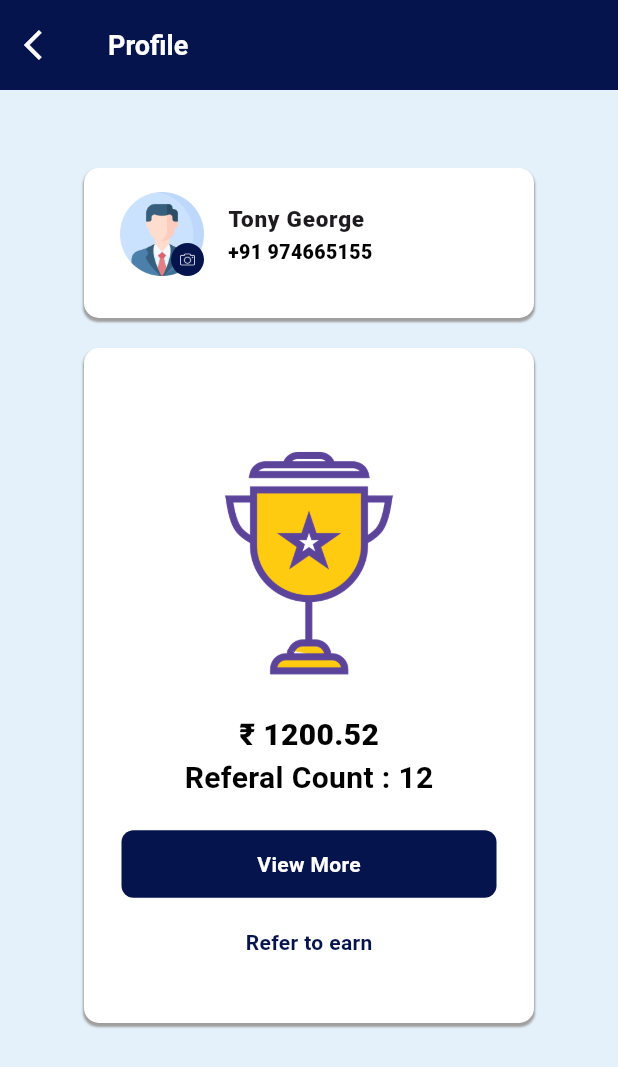
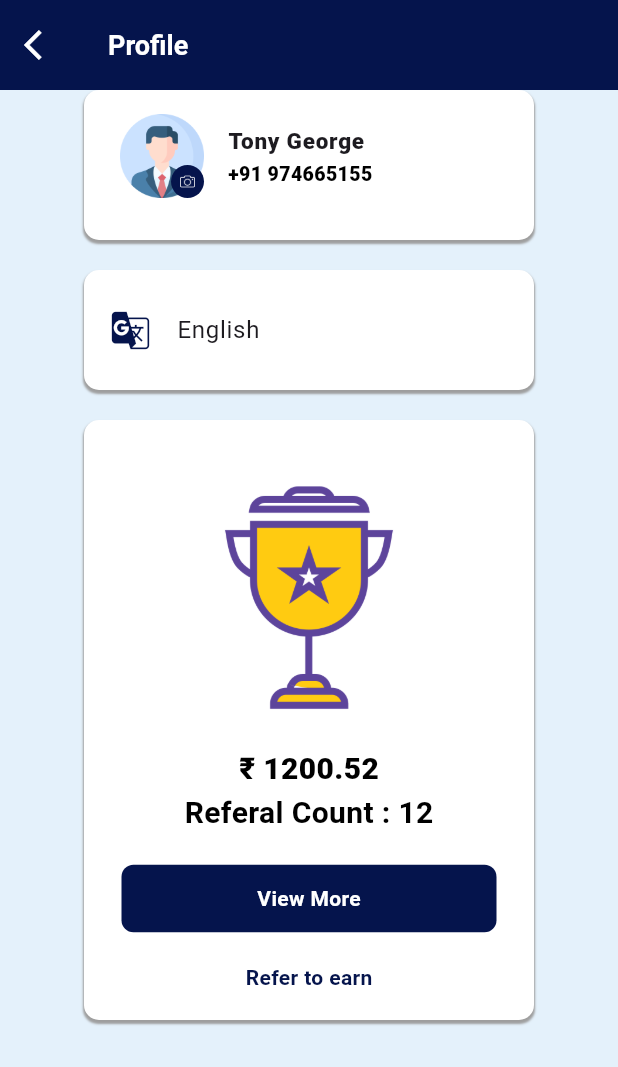
Before and after one commit to AthiraaAthi/project_way, a Flutter app: the ProfileScreen screen opened directly, on a phone screen of 412 x 824 dp. Shown: the top 1067 px of the screen. Run offline on Flutter 3.47's test engine with Material 3 defaults, Android fonts, the phone set to English and light mode, and no system bars; our stand-ins replace carousel_slider, easy_localization, fl_chart, flutter_toggle_tab, pinput, table_calendar and 1 more.

Commit message:
adding one more container in profile screen for language selection

```diff
--- a/lib/view/profile/profile_screen.dart
+++ b/lib/view/profile/profile_screen.dart
@@ -44,7 +44,8 @@ class ProfileScreen extends StatelessWidget {
             ),
           ),
           body: ResponsiveWidget(
-            mobile: Center(
+            mobile: SingleChildScrollView(
+              child: Center(
                 child: Column(
                   mainAxisAlignment: MainAxisAlignment.center,
                   children: [
@@ -101,7 +102,41 @@ class ProfileScreen extends StatelessWidget {
                       height: 20,
                     ),
                     Container(
-                    height: 450,
+                      height: 80,
+                      width: 300,
+                      decoration: BoxDecoration(
+                        color: Colors.white,
+                        borderRadius: BorderRadius.circular(10),
+                        boxShadow: [
+                          BoxShadow(
+                              color: Colors.grey,
+                              blurRadius: 0.5,
+                              offset: Offset(0, 2),
+                              spreadRadius: 0.1)
+                        ],
+                      ),
+                      child: Container(
+                        alignment: Alignment.center,
+                        height: 50,
+                        width: 280,
+                        child: ListTile(
+                          leading: Icon(
+                            Icons.g_translate_rounded,
+                            color: ColorConstant.defIndigo,
+                            size: 30,
+                          ),
+                          title: Text(
+                            "English",
+                            style: TextStyle(),
+                          ),
+                        ),
+                      ),
+                    ),
+                    SizedBox(
+                      height: 20,
+                    ),
+                    Container(
+                      height: 400,
                       width: 300,
                       decoration: BoxDecoration(
                           color: Colors.white,
@@ -178,6 +213,7 @@ class ProfileScreen extends StatelessWidget {
                       height: 90,
                     )
                   ],
+                ),
               ),
             ),
             //FOR TAB
```
Lines whose indentation alone changed are shown as unchanged.
